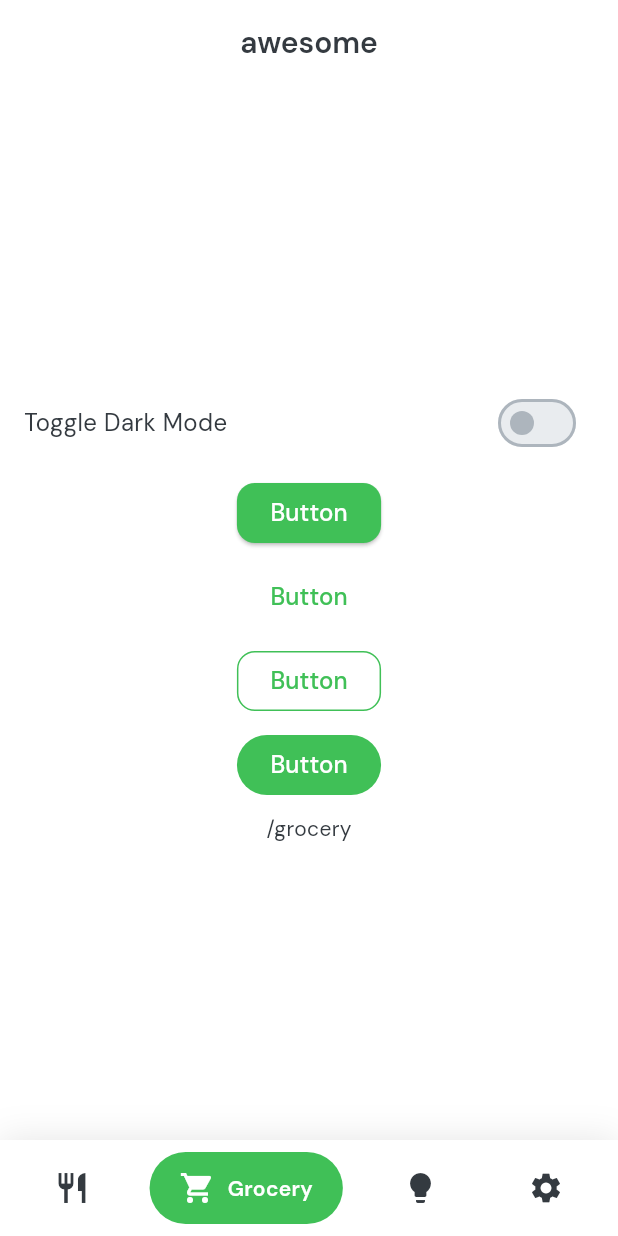
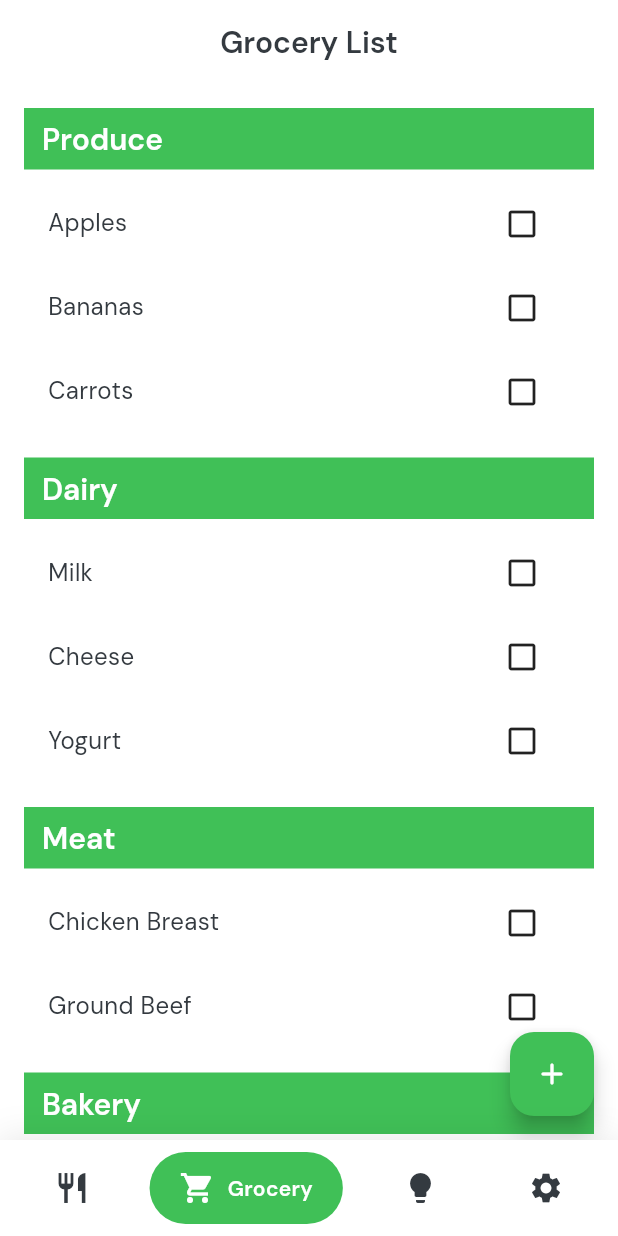
Before and after one commit to Kenz-code/meal_map, a Flutter app: the screen it shows after launch, item 2 of the bottom bar chosen, on a phone screen of 412 x 824 dp. Run offline on Flutter 3.47's test engine with Material 3 defaults, Android fonts, the phone set to English and light mode, and no system bars; drawn by our look-alikes of google_nav_bar; our stand-ins replace go_router, google_fonts.

Commit message:
added base ui code for grocery page

```diff
--- a/lib/core/theme/theme.dart
+++ b/lib/core/theme/theme.dart
@@ -38,7 +38,7 @@ final ThemeData lightTheme = ThemeData(
   ),
   cardTheme: CardTheme(
     color: lightColorScheme.surfaceContainer,
-    elevation: 2,
+    elevation: 1,
     margin: EdgeInsets.all(8),
     shape: RoundedRectangleBorder(borderRadius: BorderRadius.circular(16)),
   ),
@@ -114,7 +114,7 @@ final ThemeData darkTheme = ThemeData(
   ),
   cardTheme: CardTheme(
     color: darkColorScheme.surfaceContainer,
-    elevation: 2,
+    elevation: 1,
     margin: EdgeInsets.all(8),
     shape: RoundedRectangleBorder(borderRadius: BorderRadius.circular(16)),
   ),
--- /dev/null
+++ b/lib/features/grocery/screens/grocery_page.dart
@@ -0,0 +1,224 @@
+import 'package:flutter/material.dart';
+import 'package:go_router/go_router.dart';
+
+class GroceryPage extends StatefulWidget {
+  const GroceryPage({super.key});
+
+  @override
+  State<GroceryPage> createState() => _GroceryPageState();
+}
+
+class GroceryItem {
+  final String name;
+  final String category;
+  bool crossedOff;
+
+  GroceryItem({
+    required this.name,
+    required this.category,
+    this.crossedOff = false,
+  });
+}
+
+class _GroceryPageState extends State<GroceryPage> {
+  final List<String> categories = [
+    'Produce',
+    'Dairy',
+    'Meat',
+    'Bakery',
+    'Beverages',
+    'Pantry',
+  ];
+
+  late Map<String, List<GroceryItem>> categoryItems;
+  late List<GroceryItem> crossedOffItems;
+
+  @override
+  void initState() {
+    super.initState();
+
+    categoryItems = {
+      'Produce': [
+        GroceryItem(name: 'Apples', category: 'Produce'),
+        GroceryItem(name: 'Bananas', category: 'Produce'),
+        GroceryItem(name: 'Carrots', category: 'Produce'),
+      ],
+      'Dairy': [
+        GroceryItem(name: 'Milk', category: 'Dairy'),
+        GroceryItem(name: 'Cheese', category: 'Dairy'),
+        GroceryItem(name: 'Yogurt', category: 'Dairy'),
+      ],
+      'Meat': [
+        GroceryItem(name: 'Chicken Breast', category: 'Meat'),
+        GroceryItem(name: 'Ground Beef', category: 'Meat'),
+      ],
+      'Bakery': [
+        GroceryItem(name: 'Bread', category: 'Bakery'),
+        GroceryItem(name: 'Bagels', category: 'Bakery'),
+      ],
+      'Beverages': [
+        GroceryItem(name: 'Orange Juice', category: 'Beverages'),
+        GroceryItem(name: 'Coffee', category: 'Beverages'),
+      ],
+      'Pantry': [
+        GroceryItem(name: 'Rice', category: 'Pantry'),
+        GroceryItem(name: 'Pasta', category: 'Pantry'),
+        GroceryItem(name: 'Olive Oil', category: 'Pantry'),
+      ],
+    };
+
+    crossedOffItems = [];
+  }
+
+  void _crossOffItem(GroceryItem item) {
+    setState(() {
+      categoryItems[item.category]!.remove(item);
+      item.crossedOff = true;
+
+      crossedOffItems.insert(0, item);
+
+      if (crossedOffItems.length > 5) {
+        crossedOffItems.removeLast();
+      }
+    });
+  }
+
+  Future<void> _restoreItem(GroceryItem item) async {
+    final theme = Theme.of(context);
+    final shouldRestore = await showDialog<bool>(
+      context: context,
+      builder: (context) => AlertDialog(
+        title: Text(
+          'Restore Item',
+          style: theme.textTheme.headlineSmall,
+        ),
+        content: Text(
+          'Add "${item.name}" back to ${item.category}?',
+          style: theme.textTheme.bodyMedium,
+        ),
+        actions: [
+          TextButton(
+            onPressed: () => Navigator.pop(context, false),
+            child: Text('Cancel', style: theme.textTheme.labelLarge),
+          ),
+          TextButton(
+            onPressed: () => Navigator.pop(context, true),
+            child: Text('Restore', style: theme.textTheme.labelLarge),
+          ),
+        ],
+      ),
+    );
+
+    if (shouldRestore == true) {
+      setState(() {
+        crossedOffItems.remove(item);
+        item.crossedOff = false;
+        categoryItems[item.category]!.add(item);
+      });
+    }
+  }
+
+  Widget _buildCategoryHeader(String category, BuildContext context) {
+    final theme = Theme.of(context);
+    return Container(
+      width: double.infinity,
+      padding: const EdgeInsets.symmetric(vertical: 8, horizontal: 12),
+      margin: const EdgeInsets.only(bottom: 8),
+      color: theme.colorScheme.primary,
+      child: Text(
+        category,
+        style: theme.textTheme.titleLarge?.copyWith(color: theme.colorScheme.onPrimary),
+      ),
+    );
+  }
+
+  Widget _buildCategorySection(String category, BuildContext context) {
+    final theme = Theme.of(context);
+    final items = categoryItems[category]!;
+
+    if (items.isEmpty) return const SizedBox.shrink();
+
+    return Padding(
+      padding: const EdgeInsets.only(bottom: 16),
+      child: Column(
+        crossAxisAlignment: CrossAxisAlignment.start,
+        children: [
+          _buildCategoryHeader(category, context),
+          ...items.map(
+                (item) => ListTile(
+              title: Text(item.name, style: theme.textTheme.bodyLarge),
+              trailing: IconButton(
+                icon: Icon(Icons.check_box_outline_blank, color: theme.iconTheme.color),
+                onPressed: () => _crossOffItem(item),
+              ),
+            ),
+          ),
+        ],
+      ),
+    );
+  }
+
+  Widget _buildCrossedOffSection(BuildContext context) {
+    final theme = Theme.of(context);
+
+    if (crossedOffItems.isEmpty) return const SizedBox.shrink();
+
+    return Column(
+      crossAxisAlignment: CrossAxisAlignment.start,
+      children: [
+        const Divider(thickness: 2),
+        Container(
+          width: double.infinity,
+          padding: const EdgeInsets.symmetric(vertical: 8, horizontal: 12),
+          margin: const EdgeInsets.only(bottom: 8),
+          color: theme.colorScheme.primary.withOpacity(0.85),
+          child: Text(
+            'Crossed Off',
+            style: theme.textTheme.titleLarge?.copyWith(color: theme.colorScheme.onPrimary),
+          ),
+        ),
+        ...crossedOffItems.map(
+              (item) => ListTile(
+            title: Text(
+              item.name,
+              style: theme.textTheme.bodyLarge?.copyWith(
+                decoration: TextDecoration.lineThrough,
+                color: theme.colorScheme.onSurface.withOpacity(0.5),
+              ),
+            ),
+            trailing: IconButton(
+              icon: Icon(Icons.undo, color: theme.colorScheme.onSurface.withOpacity(0.5)),
+              onPressed: () => _restoreItem(item),
+            ),
+            onTap: () => _restoreItem(item),
+          ),
+        ),
+      ],
+    );
+  }
+
+  @override
+  Widget build(BuildContext context) {
+    return Scaffold(
+      appBar: AppBar(
+        title: Text('Grocery List'),
+      ),
+      floatingActionButton: FloatingActionButton(
+        heroTag: null,
+        onPressed: () => context.push('/grocery/create'),
+        child: Icon(Icons.add_rounded),
+      ),
+      body: SingleChildScrollView(
+        padding: const EdgeInsets.all(16),
+        child: Column(
+          crossAxisAlignment: CrossAxisAlignment.start,
+          children: [
+            ...categories.map((cat) => _buildCategorySection(cat, context)),
+            const SizedBox(height: 32),
+            _buildCrossedOffSection(context),
+          ],
+        ),
+      ),
+    );
+  }
+}
--- a/lib/main.dart
+++ b/lib/main.dart
@@ -13,7 +13,6 @@
       ChangeNotifierProvider(
         create: (_) => AppStateNotifier(),
       ),
-
     ],
     child: Consumer<AppStateNotifier>(
       builder: (context, appState, _) {
```
Also changed, not shown: lib/features/grocery/screens/add_grocery_page.dart (added, +106 -0 lines), lib/features/home/screens/meals_page.dart (+9 -4 lines), lib/routes/app_router.dart (+34 -1 lines).
